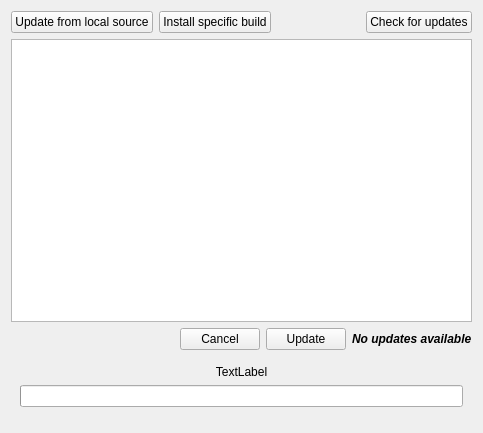
This is client/src/ui/widgets/server_updates_widget.ui in networkoptix/nx_open as Qt 5 draws it before an edit. The edited form follows.
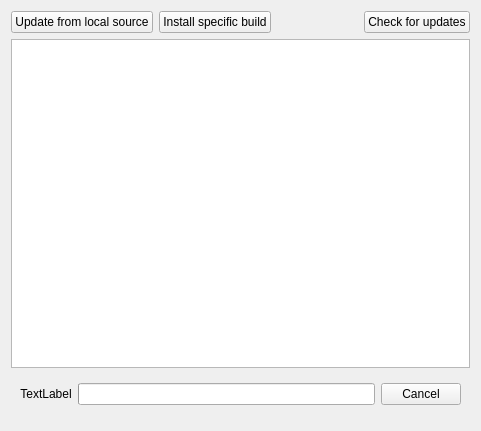
This is the edited form. Custom widgets are drawn as their Qt base class.

```diff
--- a/client/src/ui/widgets/server_updates_widget.ui
+++ b/client/src/ui/widgets/server_updates_widget.ui
@@ -6,8 +6,8 @@
    <rect>
     <x>0</x>
     <y>0</y>
-    <width>483</width>
-    <height>433</height>
+    <width>481</width>
+    <height>431</height>
    </rect>
   </property>
   <layout class="QVBoxLayout" name="verticalLayout_3">
@@ -52,54 +52,9 @@
    <item>
     <widget class="QTableView" name="tableView"/>
    </item>
-   <item>
-    <layout class="QHBoxLayout" name="horizontalLayout_3">
-     <item>
-      <spacer name="horizontalSpacer_3">
-       <property name="orientation">
-        <enum>Qt::Horizontal</enum>
-       </property>
-       <property name="sizeHint" stdset="0">
-        <size>
-         <width>40</width>
-         <height>20</height>
-        </size>
-       </property>
-      </spacer>
-     </item>
-     <item>
-      <widget class="QPushButton" name="cancelButton">
-       <property name="text">
-        <string>Cancel</string>
-       </property>
-      </widget>
-     </item>
-     <item>
-      <widget class="QPushButton" name="updateButton">
-       <property name="text">
-        <string>Update</string>
-       </property>
-      </widget>
-     </item>
-     <item>
-      <widget class="QLabel" name="noUpdatesLabel">
-       <property name="font">
-        <font>
-         <weight>75</weight>
-         <italic>true</italic>
-         <bold>true</bold>
-        </font>
-       </property>
-       <property name="text">
-        <string>No updates available</string>
-       </property>
-      </widget>
-     </item>
-    </layout>
-   </item>
    <item>
     <widget class="QWidget" name="updateStateWidget" native="true">
-     <layout class="QVBoxLayout" name="verticalLayout">
+     <layout class="QHBoxLayout" name="horizontalLayout_2">
       <item>
        <widget class="QLabel" name="updateStateLabel">
         <property name="text">
@@ -113,6 +68,13 @@
       <item>
        <widget class="QProgressBar" name="updateProgessBar"/>
       </item>
+      <item>
+       <widget class="QPushButton" name="cancelButton">
+        <property name="text">
+         <string>Cancel</string>
+        </property>
+       </widget>
+      </item>
      </layout>
     </widget>
    </item>
```
